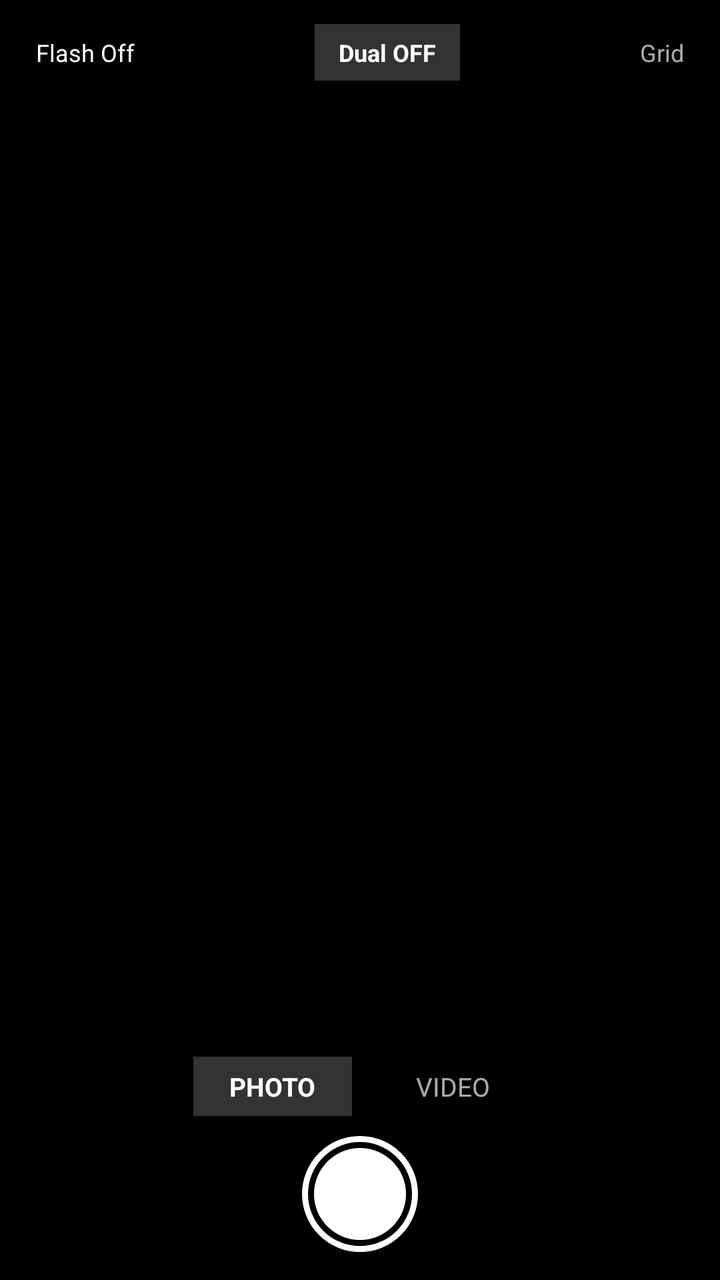
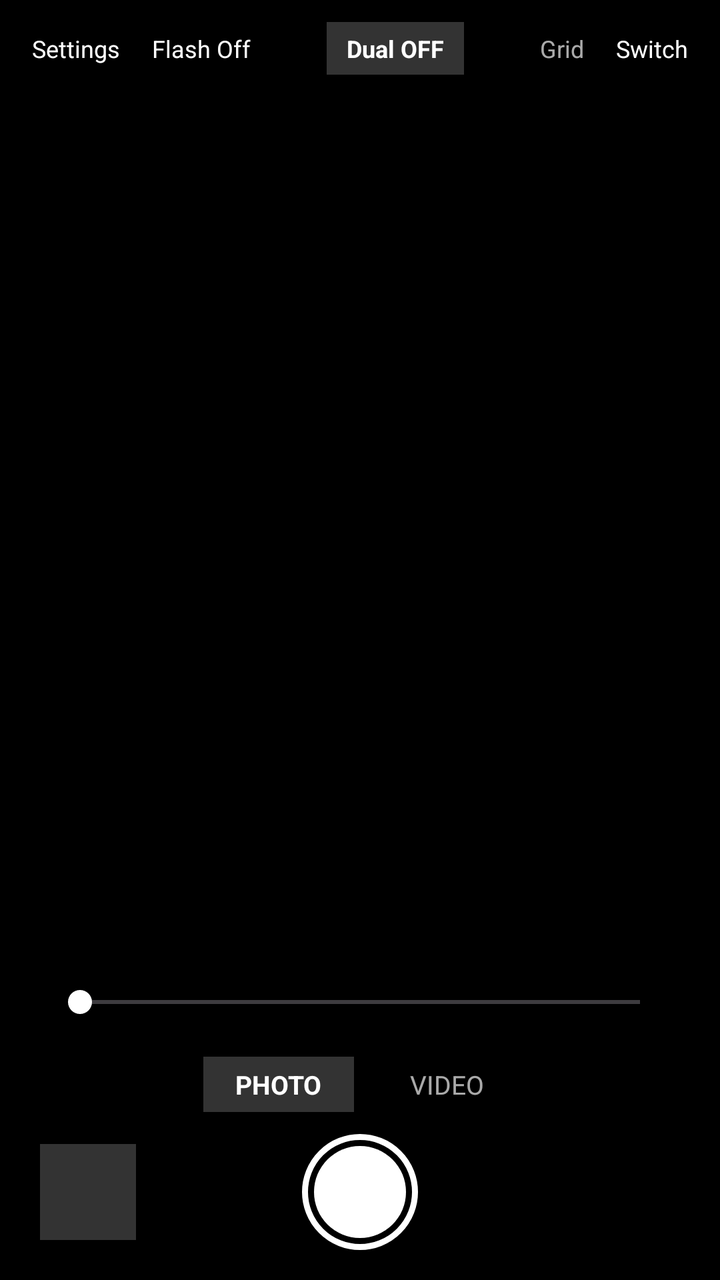

Compare the two renders of this Android layout. The source of the first and the diff that turns it into the second are given below.
<!-- AndroidManifest.xml: application theme Theme.Material3.Dark.NoActionBar -->
<!-- res/layout/activity_main.xml -->
<?xml version="1.0" encoding="utf-8"?>
<FrameLayout xmlns:android="http://schemas.android.com/apk/res/android"
    android:id="@+id/root"
    android:layout_width="match_parent"
    android:layout_height="match_parent"
    android:background="#000000">

    <TextureView
        android:id="@+id/backPreview"
        android:layout_width="match_parent"
        android:layout_height="match_parent" />

    
    <View
        android:id="@+id/gridOverlay"
        android:layout_width="match_parent"
        android:layout_height="match_parent"
        android:background="@drawable/grid_lines"
        android:visibility="gone" />

    
    <FrameLayout
        android:id="@+id/pipContainer"
        android:layout_width="100dp"
        android:layout_height="133dp"
        android:layout_gravity="bottom|end"
        android:layout_marginEnd="12dp"
        android:layout_marginBottom="110dp"
        android:background="#55FFFFFF"
        android:elevation="6dp"
        android:visibility="gone">

        <TextureView
            android:id="@+id/frontPreview"
            android:layout_width="match_parent"
            android:layout_height="match_parent" />

        <TextView
            android:layout_width="wrap_content"
            android:layout_height="wrap_content"
            android:layout_gravity="top|start"
            android:layout_margin="3dp"
            android:background="#99000000"
            android:paddingLeft="4dp"
            android:paddingRight="4dp"
            android:paddingTop="1dp"
            android:paddingBottom="1dp"
            android:text="FRONT"
            android:textColor="#FFF"
            android:textSize="9sp" />
    </FrameLayout>

    
    <LinearLayout
        android:layout_width="match_parent"
        android:layout_height="wrap_content"
        android:layout_gravity="top"
        android:orientation="horizontal"
        android:gravity="center_vertical"
        android:padding="10dp"
        android:background="#66000000">

        <TextView
            android:id="@+id/btnFlash"
            android:layout_width="wrap_content"
            android:layout_height="wrap_content"
            android:padding="8dp"
            android:text="Flash Off"
            android:textColor="#FFF"
            android:textSize="12sp" />

        <View
            android:layout_width="0dp"
            android:layout_height="1dp"
            android:layout_weight="1" />

        <TextView
            android:id="@+id/btnDual"
            android:layout_width="wrap_content"
            android:layout_height="wrap_content"
            android:paddingLeft="12dp"
            android:paddingRight="12dp"
            android:paddingTop="6dp"
            android:paddingBottom="6dp"
            android:text="Dual OFF"
            android:textColor="#FFF"
            android:textSize="12sp"
            android:textStyle="bold"
            android:background="#33FFFFFF" />

        <View
            android:layout_width="0dp"
            android:layout_height="1dp"
            android:layout_weight="1" />

        <TextView
            android:id="@+id/btnGrid"
            android:layout_width="wrap_content"
            android:layout_height="wrap_content"
            android:padding="8dp"
            android:text="Grid"
            android:textColor="#AAFFFFFF"
            android:textSize="12sp" />
    </LinearLayout>

    
    <TextView
        android:id="@+id/statusText"
        android:layout_width="match_parent"
        android:layout_height="wrap_content"
        android:layout_gravity="top"
        android:layout_marginTop="48dp"
        android:padding="4dp"
        android:gravity="center"
        android:text=""
        android:textColor="#CCFFFFFF"
        android:textSize="11sp" />

    
    <LinearLayout
        android:layout_width="match_parent"
        android:layout_height="wrap_content"
        android:layout_gravity="bottom"
        android:orientation="vertical"
        android:background="#99000000"
        android:paddingTop="8dp"
        android:paddingBottom="14dp">

        
        <LinearLayout
            android:layout_width="match_parent"
            android:layout_height="wrap_content"
            android:gravity="center"
            android:orientation="horizontal"
            android:paddingBottom="10dp">

            <TextView
                android:id="@+id/btnModePhoto"
                android:layout_width="wrap_content"
                android:layout_height="wrap_content"
                android:paddingLeft="18dp"
                android:paddingRight="18dp"
                android:paddingTop="6dp"
                android:paddingBottom="6dp"
                android:text="PHOTO"
                android:textColor="#FFFFFF"
                android:textSize="13sp"
                android:textStyle="bold"
                android:background="#33FFFFFF" />

            <TextView
                android:id="@+id/btnModeVideo"
                android:layout_width="wrap_content"
                android:layout_height="wrap_content"
                android:layout_marginStart="14dp"
                android:paddingLeft="18dp"
                android:paddingRight="18dp"
                android:paddingTop="6dp"
                android:paddingBottom="6dp"
                android:text="VIDEO"
                android:textColor="#AAFFFFFF"
                android:textSize="13sp" />
        </LinearLayout>

        
        <FrameLayout
            android:layout_width="match_parent"
            android:layout_height="wrap_content">

            <FrameLayout
                android:id="@+id/btnCapture"
                android:layout_width="58dp"
                android:layout_height="58dp"
                android:layout_gravity="center"
                android:clickable="true"
                android:focusable="true">

                <View
                    android:id="@+id/shutterOuter"
                    android:layout_width="58dp"
                    android:layout_height="58dp"
                    android:layout_gravity="center"
                    android:background="@drawable/shutter_outer" />

                <View
                    android:id="@+id/shutterInner"
                    android:layout_width="46dp"
                    android:layout_height="46dp"
                    android:layout_gravity="center"
                    android:background="@drawable/shutter_inner_photo" />
            </FrameLayout>
        </FrameLayout>
    </LinearLayout>
</FrameLayout>
<!-- resources referenced by this layout -->
<resources>
  <!-- drawable grid_lines (drawable) -->
  <?xml version="1.0" encoding="utf-8"?>
  <layer-list xmlns:android="http://schemas.android.com/apk/res/android">
      
      <item>
          <shape android:shape="rectangle">
              <size android:width="1dp" />
              <solid android:color="#44FFFFFF" />
          </shape>
      </item>
  </layer-list>
  <!-- drawable shutter_inner_photo (drawable) -->
  <?xml version="1.0" encoding="utf-8"?>
  <shape xmlns:android="http://schemas.android.com/apk/res/android"
      android:shape="oval">
      <solid android:color="#FFFFFF" />
      <size android:width="44dp" android:height="44dp" />
  </shape>
  <!-- drawable shutter_outer (drawable) -->
  <?xml version="1.0" encoding="utf-8"?>
  <shape xmlns:android="http://schemas.android.com/apk/res/android"
      android:shape="oval">
      <stroke android:width="3dp" android:color="#FFFFFF" />
      <solid android:color="#00000000" />
      <size android:width="56dp" android:height="56dp" />
  </shape>
</resources>

<!-- the commit's change to res/layout/activity_main.xml (unified diff, before → after) -->
@@ -6,11 +6,10 @@
     android:background="#000000">
 
     <TextureView
-        android:id="@+id/backPreview"
+        android:id="@+id/mainPreview"
         android:layout_width="match_parent"
         android:layout_height="match_parent" />
 
-    
     <View
         android:id="@+id/gridOverlay"
         android:layout_width="match_parent"
@@ -25,29 +24,15 @@
         android:layout_height="133dp"
         android:layout_gravity="bottom|end"
         android:layout_marginEnd="12dp"
-        android:layout_marginBottom="110dp"
+        android:layout_marginBottom="120dp"
         android:background="#55FFFFFF"
-        android:elevation="6dp"
+        android:elevation="8dp"
         android:visibility="gone">
 
         <TextureView
-            android:id="@+id/frontPreview"
+            android:id="@+id/pipPreview"
             android:layout_width="match_parent"
             android:layout_height="match_parent" />
-
-        <TextView
-            android:layout_width="wrap_content"
-            android:layout_height="wrap_content"
-            android:layout_gravity="top|start"
-            android:layout_margin="3dp"
-            android:background="#99000000"
-            android:paddingLeft="4dp"
-            android:paddingRight="4dp"
-            android:paddingTop="1dp"
-            android:paddingBottom="1dp"
-            android:text="FRONT"
-            android:textColor="#FFF"
-            android:textSize="9sp" />
     </FrameLayout>
 
     
@@ -57,8 +42,17 @@
         android:layout_gravity="top"
         android:orientation="horizontal"
         android:gravity="center_vertical"
-        android:padding="10dp"
-        android:background="#66000000">
+        android:padding="8dp"
+        android:background="#88000000">
+
+        <TextView
+            android:id="@+id/btnSettings"
+            android:layout_width="wrap_content"
+            android:layout_height="wrap_content"
+            android:padding="8dp"
+            android:text="Settings"
+            android:textColor="#FFF"
+            android:textSize="12sp" />
 
         <TextView
             android:id="@+id/btnFlash"
@@ -69,29 +63,23 @@
             android:textColor="#FFF"
             android:textSize="12sp" />
 
-        <View
-            android:layout_width="0dp"
-            android:layout_height="1dp"
-            android:layout_weight="1" />
+        <View android:layout_width="0dp" android:layout_height="1dp" android:layout_weight="1" />
 
         <TextView
             android:id="@+id/btnDual"
             android:layout_width="wrap_content"
             android:layout_height="wrap_content"
-            android:paddingLeft="12dp"
-            android:paddingRight="12dp"
-            android:paddingTop="6dp"
-            android:paddingBottom="6dp"
+            android:paddingLeft="10dp"
+            android:paddingRight="10dp"
+            android:paddingTop="5dp"
+            android:paddingBottom="5dp"
             android:text="Dual OFF"
             android:textColor="#FFF"
             android:textSize="12sp"
             android:textStyle="bold"
             android:background="#33FFFFFF" />
 
-        <View
-            android:layout_width="0dp"
-            android:layout_height="1dp"
-            android:layout_weight="1" />
+        <View android:layout_width="0dp" android:layout_height="1dp" android:layout_weight="1" />
 
         <TextView
             android:id="@+id/btnGrid"
@@ -101,47 +89,68 @@
             android:text="Grid"
             android:textColor="#AAFFFFFF"
             android:textSize="12sp" />
+
+        <TextView
+            android:id="@+id/btnSwitch"
+            android:layout_width="wrap_content"
+            android:layout_height="wrap_content"
+            android:padding="8dp"
+            android:text="Switch"
+            android:textColor="#FFF"
+            android:textSize="12sp" />
     </LinearLayout>
 
-    
     <TextView
         android:id="@+id/statusText"
         android:layout_width="match_parent"
         android:layout_height="wrap_content"
         android:layout_gravity="top"
-        android:layout_marginTop="48dp"
+        android:layout_marginTop="44dp"
+        android:gravity="center"
         android:padding="4dp"
-        android:gravity="center"
         android:text=""
         android:textColor="#CCFFFFFF"
         android:textSize="11sp" />
 
     
+    <SeekBar
+        android:id="@+id/zoomBar"
+        android:layout_width="match_parent"
+        android:layout_height="wrap_content"
+        android:layout_gravity="bottom"
+        android:layout_marginBottom="130dp"
+        android:layout_marginLeft="24dp"
+        android:layout_marginRight="24dp"
+        android:max="100"
+        android:progress="0"
+        android:progressTint="#FFFFFF"
+        android:thumbTint="#FFFFFF" />
+
+    
     <LinearLayout
         android:layout_width="match_parent"
         android:layout_height="wrap_content"
         android:layout_gravity="bottom"
         android:orientation="vertical"
         android:background="#99000000"
-        android:paddingTop="8dp"
-        android:paddingBottom="14dp">
-
-        
+        android:paddingTop="6dp"
+        android:paddingBottom="12dp">
+
         <LinearLayout
             android:layout_width="match_parent"
             android:layout_height="wrap_content"
             android:gravity="center"
             android:orientation="horizontal"
-            android:paddingBottom="10dp">
+            android:paddingBottom="8dp">
 
             <TextView
                 android:id="@+id/btnModePhoto"
                 android:layout_width="wrap_content"
                 android:layout_height="wrap_content"
-                android:paddingLeft="18dp"
-                android:paddingRight="18dp"
-                android:paddingTop="6dp"
-                android:paddingBottom="6dp"
+                android:paddingLeft="16dp"
+                android:paddingRight="16dp"
+                android:paddingTop="5dp"
+                android:paddingBottom="5dp"
                 android:text="PHOTO"
                 android:textColor="#FFFFFF"
                 android:textSize="13sp"
@@ -152,26 +161,37 @@
                 android:id="@+id/btnModeVideo"
                 android:layout_width="wrap_content"
                 android:layout_height="wrap_content"
-                android:layout_marginStart="14dp"
-                android:paddingLeft="18dp"
-                android:paddingRight="18dp"
-                android:paddingTop="6dp"
-                android:paddingBottom="6dp"
+                android:layout_marginStart="12dp"
+                android:paddingLeft="16dp"
+                android:paddingRight="16dp"
+                android:paddingTop="5dp"
+                android:paddingBottom="5dp"
                 android:text="VIDEO"
                 android:textColor="#AAFFFFFF"
                 android:textSize="13sp" />
         </LinearLayout>
 
-        
-        <FrameLayout
-            android:layout_width="match_parent"
-            android:layout_height="wrap_content">
+        <RelativeLayout
+            android:layout_width="match_parent"
+            android:layout_height="64dp">
+
+            
+            <ImageView
+                android:id="@+id/thumbPreview"
+                android:layout_width="48dp"
+                android:layout_height="48dp"
+                android:layout_alignParentStart="true"
+                android:layout_centerVertical="true"
+                android:layout_marginStart="20dp"
+                android:scaleType="centerCrop"
+                android:background="#33FFFFFF"
+                android:contentDescription="Gallery" />
 
             <FrameLayout
                 android:id="@+id/btnCapture"
                 android:layout_width="58dp"
                 android:layout_height="58dp"
-                android:layout_gravity="center"
+                android:layout_centerInParent="true"
                 android:clickable="true"
                 android:focusable="true">
 
@@ -189,6 +209,52 @@
                     android:layout_gravity="center"
                     android:background="@drawable/shutter_inner_photo" />
             </FrameLayout>
-        </FrameLayout>
+        </RelativeLayout>
     </LinearLayout>
+
+    
+    <FrameLayout
+        android:id="@+id/photoViewer"
+        android:layout_width="match_parent"
+        android:layout_height="match_parent"
+        android:background="#EE000000"
+        android:visibility="gone"
+        android:clickable="true">
+
+        <ImageView
+            android:id="@+id/photoFull"
+            android:layout_width="match_parent"
+            android:layout_height="match_parent"
+            android:scaleType="fitCenter" />
+
+        <LinearLayout
+            android:layout_width="match_parent"
+            android:layout_height="wrap_content"
+            android:layout_gravity="bottom"
+            android:gravity="center"
+            android:padding="16dp"
+            android:orientation="horizontal">
+
+            <TextView
+                android:id="@+id/btnDeletePhoto"
+                android:layout_width="wrap_content"
+                android:layout_height="wrap_content"
+                android:padding="12dp"
+                android:text="Delete"
+                android:textColor="#FF5252"
+                android:textSize="14sp"
+                android:background="#33FFFFFF" />
+
+            <TextView
+                android:id="@+id/btnClosePhoto"
+                android:layout_width="wrap_content"
+                android:layout_height="wrap_content"
+                android:layout_marginStart="24dp"
+                android:padding="12dp"
+                android:text="Close"
+                android:textColor="#FFF"
+                android:textSize="14sp"
+                android:background="#33FFFFFF" />
+        </LinearLayout>
+    </FrameLayout>
 </FrameLayout>
